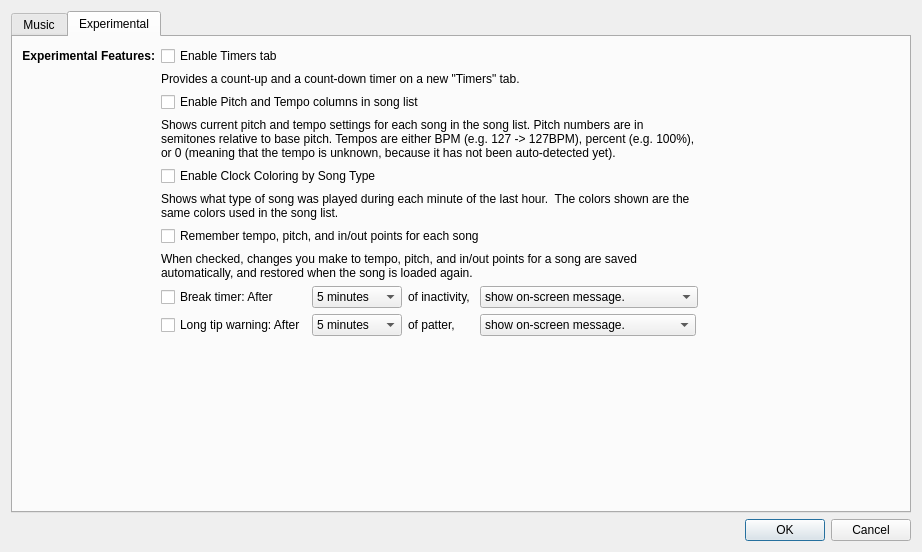
First picture: the form in SquareDesk-DEV/test123/preferencesdialog.ui, repository mpogue2/SquareDesk, before the edit.
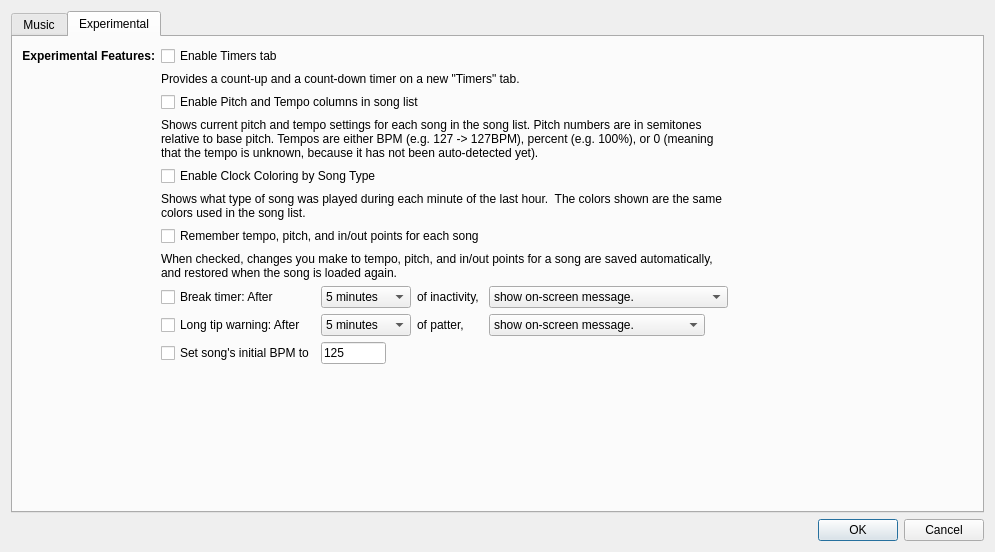
Second picture: the form after the edit. The open tabs and pages were chosen to show the change.

Commit message:
Feature: set initial BPM to X
If checked, will set the initial slider position to X BPM.  Does not affect those that could not auto-detect BPM (% is used instead, defaults to 100%).  Overridden by Dan's feature that saves individual tempos in the QSettings file.

The edit to the form file:
```diff
--- a/SquareDesk-DEV/test123/preferencesdialog.ui
+++ b/SquareDesk-DEV/test123/preferencesdialog.ui
@@ -6,7 +6,7 @@
    <rect>
     <x>0</x>
     <y>0</y>
-    <width>922</width>
+    <width>995</width>
     <height>552</height>
    </rect>
   </property>
@@ -792,6 +792,35 @@
          </property>
         </widget>
        </item>
+       <item row="11" column="1">
+        <widget class="QCheckBox" name="initialBPMcheckbox">
+         <property name="text">
+          <string>Set song's initial BPM to</string>
+         </property>
+        </widget>
+       </item>
+       <item row="11" column="2">
+        <widget class="QLineEdit" name="initialBPM">
+         <property name="sizePolicy">
+          <sizepolicy hsizetype="Fixed" vsizetype="Fixed">
+           <horstretch>0</horstretch>
+           <verstretch>0</verstretch>
+          </sizepolicy>
+         </property>
+         <property name="maximumSize">
+          <size>
+           <width>65</width>
+           <height>16777215</height>
+          </size>
+         </property>
+         <property name="text">
+          <string>125</string>
+         </property>
+         <property name="maxLength">
+          <number>3</number>
+         </property>
+        </widget>
+       </item>
       </layout>
      </widget>
     </widget>
```
Left out of the diff: 42 changed lines with no effect on the pictures. The commit also changes 5 other files.
